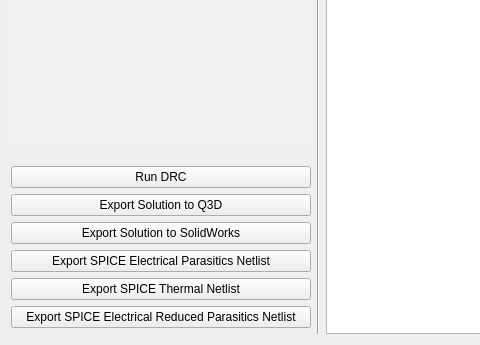
Old version of the form powercad/project_builder/ui/solutionWindow.ui in the repository e3da/PowerSynth1-src; both pictures show x 0 to 480 and y 559 to 904 of the 1056 by 904 pixel window.
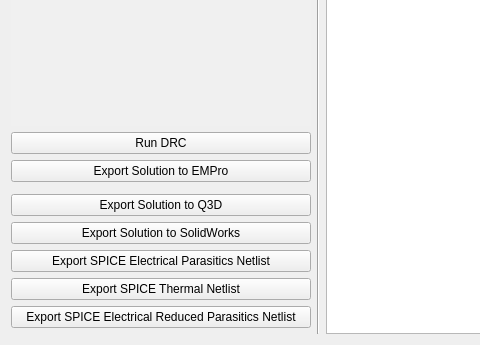
New version of the form.

Commit message: Added EMPro export code and updated related UI files.

The edit to the form file:
```diff
--- a/powercad/project_builder/ui/solutionWindow.ui
+++ b/powercad/project_builder/ui/solutionWindow.ui
@@ -192,13 +192,6 @@
      </property>
     </widget>
    </item>
-   <item row="3" column="1">
-    <widget class="QPushButton" name="btn_run_drc">
-     <property name="text">
-      <string>Run DRC</string>
-     </property>
-    </widget>
-   </item>
    <item row="6" column="1">
     <widget class="QPushButton" name="btn_export_spice_parasitics">
      <property name="text">
@@ -213,6 +206,20 @@
      </property>
     </widget>
    </item>
+   <item row="1" column="1">
+    <widget class="QPushButton" name="btn_run_drc">
+     <property name="text">
+      <string>Run DRC</string>
+     </property>
+    </widget>
+   </item>
+   <item row="2" column="1">
+    <widget class="QPushButton" name="btn_export_empro">
+     <property name="text">
+      <string>Export Solution to EMPro</string>
+     </property>
+    </widget>
+   </item>
   </layout>
  </widget>
  <resources/>
```
The commit also changes 4 other files.
